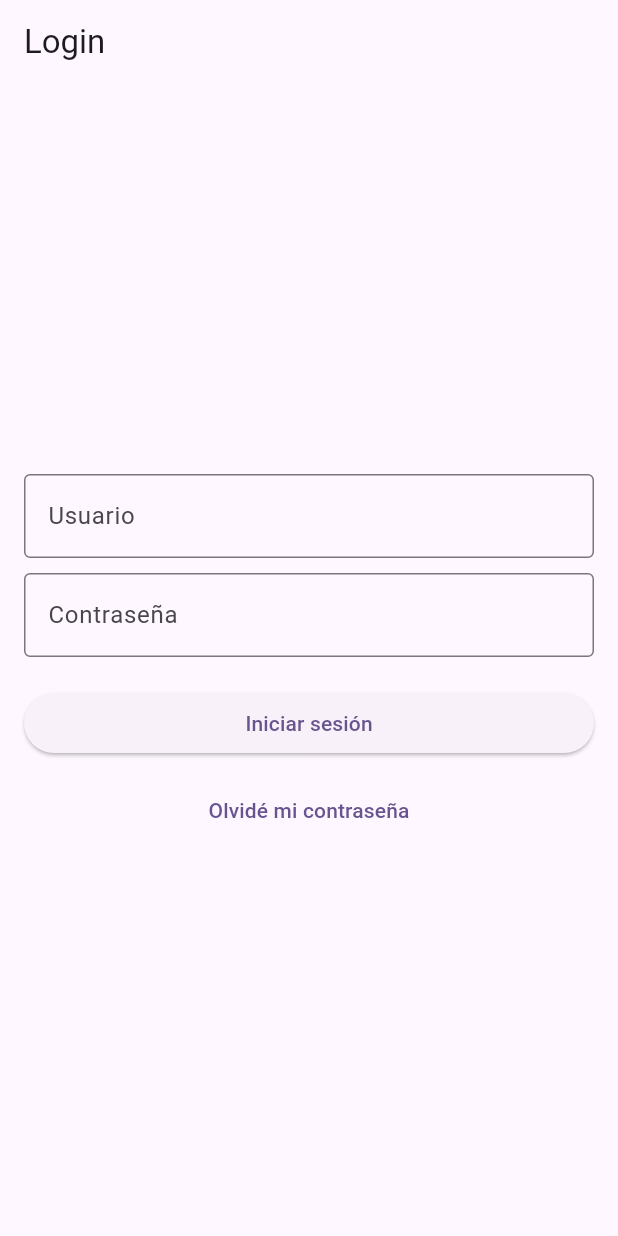
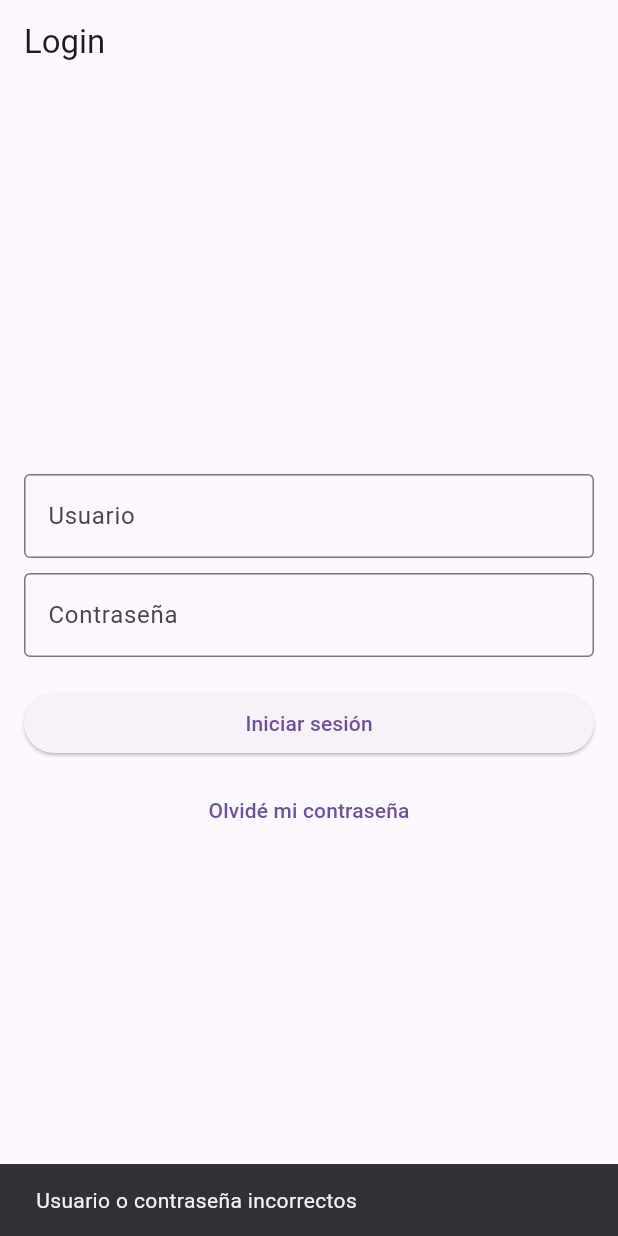
Before and after one commit to ehcarey/flutter, a Flutter app: the LoginScreen screen opened directly, after a tap on "Iniciar sesión", on a phone screen of 412 x 824 dp. Run offline on Flutter 3.47's test engine with Material 3 defaults, Android fonts, the phone set to English and light mode, and no system bars.

Commit message:
login con validacon de email y password "admin" "1234"

```diff
--- a/lib/presentation/screens/login.dart
+++ b/lib/presentation/screens/login.dart
@@ -16,8 +16,31 @@ class MyApp extends StatelessWidget {
   }
 }
 
-class LoginScreen extends StatelessWidget {
+class LoginScreen extends StatefulWidget {
   const LoginScreen({super.key});
+
+  @override
+  _LoginScreenState createState() => _LoginScreenState();
+}
+
+class _LoginScreenState extends State<LoginScreen> {
+  final TextEditingController _userController = TextEditingController();
+  final TextEditingController _passwordController = TextEditingController();
+
+  void _login() {
+    String user = _userController.text;
+    String password = _passwordController.text;
+
+    if (user == 'admin' && password == '1234') {
+      ScaffoldMessenger.of(context).showSnackBar(
+        SnackBar(content: Text('Usuario ingresado exitosamente')),
+      );
+    } else {
+      ScaffoldMessenger.of(context).showSnackBar(
+        SnackBar(content: Text('Usuario o contraseña incorrectos')),
+      );
+    }
+  }
 
   @override
   Widget build(BuildContext context) {
@@ -30,6 +53,7 @@ class LoginScreen extends StatelessWidget {
           crossAxisAlignment: CrossAxisAlignment.stretch,
           children: [
             TextField(
+              controller: _userController,
               decoration: InputDecoration(
                 labelText: 'Usuario',
                 border: OutlineInputBorder(),
@@ -37,6 +61,7 @@ class LoginScreen extends StatelessWidget {
             ),
             SizedBox(height: 10),
             TextField(
+              controller: _passwordController,
               obscureText: true,
               decoration: InputDecoration(
                 labelText: 'Contraseña',
@@ -45,9 +70,7 @@ class LoginScreen extends StatelessWidget {
             ),
             SizedBox(height: 20),
             ElevatedButton(
-              onPressed: () {
-                // Acción de inicio de sesión
-              },
+              onPressed: _login,
               child: Text('Iniciar sesión'),
             ),
             SizedBox(height: 10),
```
